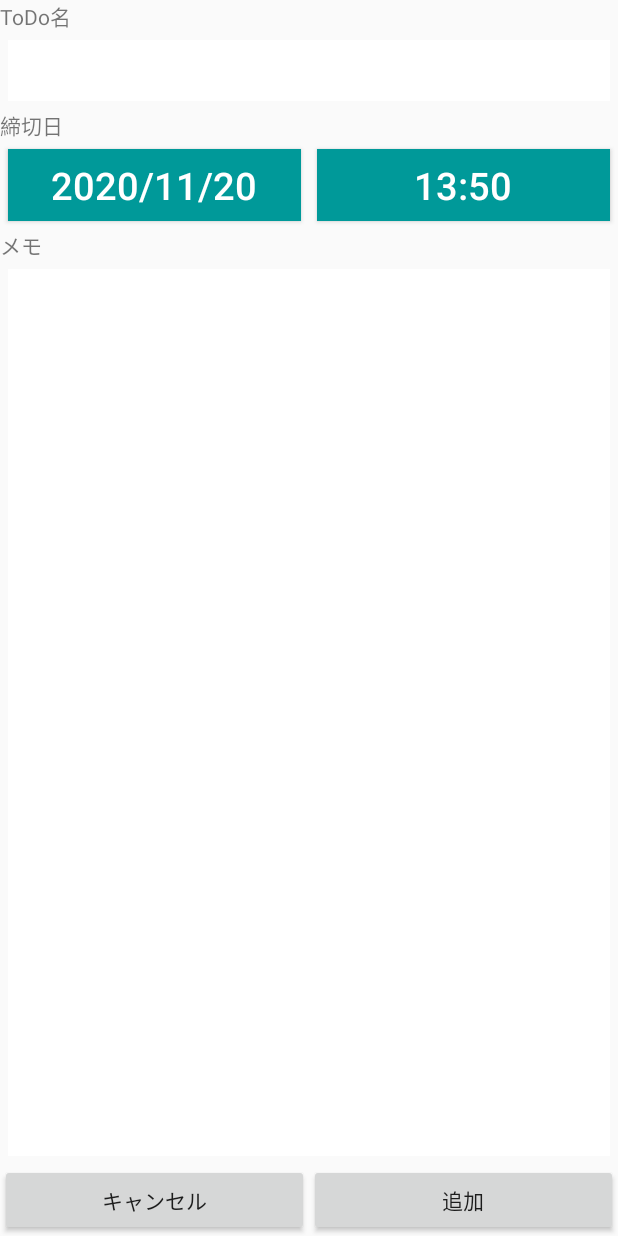
After one commit to Absolute-Value/ToDoCalendar, an Android app: the AddToDo screen opened directly, with no data from a screen before it, on a phone screen of 412 x 824 dp. The commit adds this screen. Run offline under Robolectric (Android 15) with nearby library versions, the phone set to English and light mode, and no system bars.

Commit message:
javaとlayoutをCommitし忘れていたので再度Commit

```diff
--- /dev/null
+++ b/app/src/main/java/com/example/x3033076/finalextodocalendar/AddToDo.java
@@ -0,0 +1,14 @@
+package com.example.x3033076.finalextodocalendar;
+
+import android.app.Activity;
+import android.os.Bundle;
+
+import androidx.annotation.Nullable;
+
+public class AddToDo extends Activity {
+    @Override
+    protected void onCreate(@Nullable Bundle savedInstanceState) {
+        super.onCreate(savedInstanceState);
+        setContentView(R.layout.todo_add_layout);
+    }
+}
--- a/app/src/main/java/com/example/x3033076/finalextodocalendar/MainActivity.java
+++ b/app/src/main/java/com/example/x3033076/finalextodocalendar/MainActivity.java
@@ -17,9 +17,6 @@ import java.util.Date;
 
 public class MainActivity extends AppCompatActivity {
 
-    Date now;
-    int month, day, hour, minute, second;
-
     @Override
     protected void onCreate(Bundle savedInstanceState) {
         super.onCreate(savedInstanceState);
@@ -35,18 +32,6 @@ public class MainActivity extends AppCompatActivity {
         fab.setOnClickListener(new View.OnClickListener() {
             @Override
             public void onClick(View view) {
-                /*
-                now = new Date();
-                month = now.getMonth() + 1;
-                day = now.getDate();
-                hour = now.getHours();
-                minute = now.getMinutes();
-                second = now.getSeconds();
-
-                ToDoList.adapter.add(month+"/"+day+" "+ String.format("%02d",hour) +":"+ String.format("%02d",minute) +":"+ String.format("%02d",second) +" プログラミング実践");
-                */
-
-
                 startActivity(intent);
             }
         });
--- /dev/null
+++ b/app/src/main/res/layout/todo_add_layout.xml
@@ -0,0 +1,99 @@
+<?xml version="1.0" encoding="utf-8"?>
+<androidx.constraintlayout.widget.ConstraintLayout
+    xmlns:android="http://schemas.android.com/apk/res/android" android:layout_width="match_parent"
+    android:layout_height="match_parent">
+
+    <LinearLayout
+        android:layout_width="match_parent"
+        android:layout_height="match_parent"
+        android:orientation="vertical">
+
+        <TextView
+            android:layout_width="wrap_content"
+            android:layout_height="wrap_content"
+            android:text="@string/todo_name"
+            android:gravity="center"/>
+
+        <EditText
+            android:id="@+id/toDoNameTV"
+            android:layout_width="match_parent"
+            android:layout_height="wrap_content"
+            android:layout_marginHorizontal="5dp"
+            android:layout_marginVertical="5dp"
+            android:background="@color/colorWhite"
+            android:textSize="30dp"/>
+
+        <TextView
+            android:layout_width="wrap_content"
+            android:layout_height="wrap_content"
+            android:text="@string/deadline"/>
+
+        <LinearLayout
+            android:layout_width="match_parent"
+            android:layout_height="wrap_content">
+
+            <Button
+                android:id="@+id/dateBtn"
+                android:layout_width="0dp"
+                android:layout_height="wrap_content"
+                android:layout_weight="1"
+                android:layout_marginHorizontal="5dp"
+                android:layout_marginVertical="5dp"
+                android:background="@color/colorPrimary"
+                android:textColor="@color/colorWhite"
+                android:textSize="25dp"
+                android:text="2020/11/20"/>
+
+            <Button
+                android:id="@+id/timeBtn"
+                android:layout_width="0dp"
+                android:layout_height="wrap_content"
+                android:layout_weight="1"
+                android:layout_marginHorizontal="5dp"
+                android:layout_marginVertical="5dp"
+                android:background="@color/colorPrimary"
+                android:textColor="@color/colorWhite"
+                android:textSize="25dp"
+                android:text="13:50"/>
+
+        </LinearLayout>
+
+        <TextView
+            android:layout_width="wrap_content"
+            android:layout_height="wrap_content"
+            android:text="@string/memo"/>
+
+        <EditText
+            android:layout_width="match_parent"
+            android:layout_height="0dp"
+            android:layout_weight="1"
+            android:layout_marginHorizontal="5dp"
+            android:layout_marginVertical="5dp"
+            android:background="@color/colorWhite"
+            android:textSize="25dp"/>
+
+        <LinearLayout
+            android:layout_width="match_parent"
+            android:layout_height="wrap_content"
+            android:orientation="horizontal">
+
+            <Button
+                android:id="@+id/cancelBtn"
+                android:layout_width="0dp"
+                android:layout_height="wrap_content"
+                android:layout_weight="1"
+                android:text="@string/cancel"/>
+
+            <Button
+                android:id="@+id/addBtn"
+                android:layout_width="0dp"
+                android:layout_height="wrap_content"
+                android:layout_weight="1"
+                android:text="@string/add"/>
+
+        </LinearLayout>
+
+
+    </LinearLayout>
+
+</androidx.constraintlayout.widget.ConstraintLayout>
```
